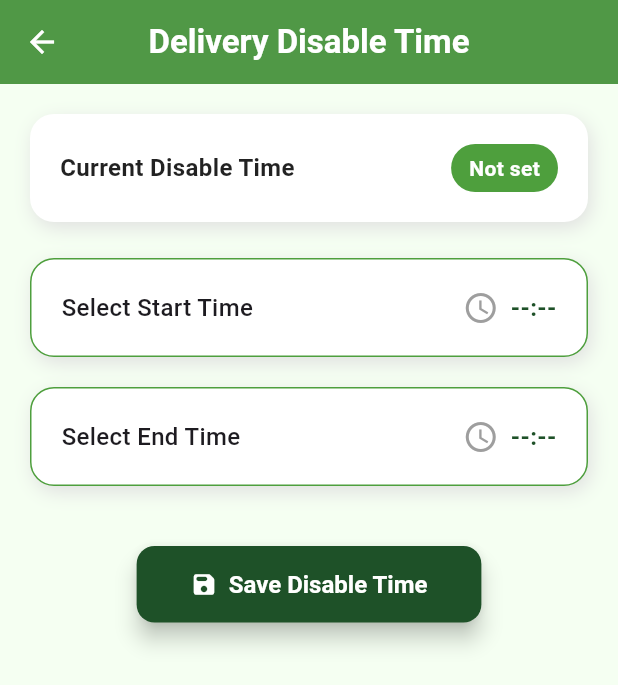
After one commit to MuthuCapz/Eqcart_Admin, a Flutter app: the HomePage screen opened directly, after a tap on "Delivery Disble time", on a phone screen of 412 x 824 dp. The commit adds this screen. Shown: the top 685 px of the screen. Run offline on Flutter 3.47's test engine with Material 3 defaults, Android fonts, the phone set to English and light mode, and no system bars; our stand-ins replace cloud_firestore, csv, file_picker, firebase_auth, firebase_core, firebase_storage and 8 more; missing offline and left inert: encrypt, firebase_app_check; accounts and stored records are empty.

Commit message:
delivery disable time implemented

```diff
--- /dev/null
+++ b/lib/Delivery_Disble/delivery_disable_time_ui.dart
@@ -0,0 +1,156 @@
+import 'package:flutter/material.dart';
+import '../utils/colors.dart';
+
+class DeliveryDisableTimeUI extends StatelessWidget {
+  final TimeOfDay? startTime;
+  final TimeOfDay? endTime;
+  final String Function(TimeOfDay?) formatTime;
+  final void Function(bool isStart) onPickTime;
+  final VoidCallback onSave;
+
+  const DeliveryDisableTimeUI({
+    super.key,
+    required this.startTime,
+    required this.endTime,
+    required this.formatTime,
+    required this.onPickTime,
+    required this.onSave,
+  });
+
+  @override
+  Widget build(BuildContext context) {
+    return Scaffold(
+      backgroundColor: AppColors.backgroundColor,
+      appBar: AppBar(
+        backgroundColor: AppColors.secondaryColor,
+        iconTheme: const IconThemeData(color: Colors.white),
+        title: const Text('Delivery Disable Time',
+            style: TextStyle(color: Colors.white, fontWeight: FontWeight.bold)),
+        centerTitle: true,
+        elevation: 4,
+      ),
+      body: SingleChildScrollView(
+        padding: const EdgeInsets.all(20),
+        child: Column(
+          crossAxisAlignment: CrossAxisAlignment.start,
+          children: [
+            // Current Time Display
+            Container(
+              padding: const EdgeInsets.all(20),
+              margin: const EdgeInsets.only(bottom: 24),
+              decoration: BoxDecoration(
+                color: Colors.white,
+                borderRadius: BorderRadius.circular(16),
+                boxShadow: [
+                  BoxShadow(
+                    color: Colors.grey.shade300,
+                    blurRadius: 10,
+                    offset: const Offset(2, 4),
+                  )
+                ],
+              ),
+              child: Row(
+                mainAxisAlignment: MainAxisAlignment.spaceBetween,
+                children: [
+                  const Text("Current Disable Time",
+                      style: TextStyle(
+                          fontSize: 16,
+                          fontWeight: FontWeight.w600,
+                          color: Colors.black87)),
+                  Container(
+                    padding:
+                        const EdgeInsets.symmetric(horizontal: 12, vertical: 6),
+                    decoration: BoxDecoration(
+                      color: AppColors.secondaryColor,
+                      borderRadius: BorderRadius.circular(20),
+                    ),
+                    child: Text(
+                      (startTime != null && endTime != null)
+                          ? "${formatTime(startTime)} → ${formatTime(endTime)}"
+                          : "Not set",
+                      style: const TextStyle(
+                          color: Colors.white, fontWeight: FontWeight.bold),
+                    ),
+                  ),
+                ],
+              ),
+            ),
+
+            // Start Time
+            GestureDetector(
+              onTap: () => onPickTime(true),
+              child:
+                  _timePickerCard("Select Start Time", formatTime(startTime)),
+            ),
+
+            // End Time
+            GestureDetector(
+              onTap: () => onPickTime(false),
+              child: _timePickerCard("Select End Time", formatTime(endTime)),
+            ),
+
+            const SizedBox(height: 20),
+
+            // Save Button
+            Center(
+              child: ElevatedButton.icon(
+                onPressed: onSave,
+                icon: const Icon(Icons.save_rounded),
+                label: const Text("Save Disable Time"),
+                style: ElevatedButton.styleFrom(
+                  backgroundColor: AppColors.primaryColor,
+                  foregroundColor: Colors.white,
+                  padding:
+                      const EdgeInsets.symmetric(horizontal: 36, vertical: 16),
+                  textStyle: const TextStyle(
+                      fontSize: 16, fontWeight: FontWeight.w600),
+                  shape: RoundedRectangleBorder(
+                      borderRadius: BorderRadius.circular(12)),
+                  elevation: 6,
+                ),
+              ),
+            ),
+          ],
+        ),
+      ),
+    );
+  }
+
+  Widget _timePickerCard(String label, String time) {
+    return Container(
+      padding: const EdgeInsets.all(20),
+      margin: const EdgeInsets.only(bottom: 20),
+      decoration: BoxDecoration(
+        color: Colors.white,
+        border: Border.all(color: AppColors.secondaryColor, width: 1),
+        borderRadius: BorderRadius.circular(16),
+        boxShadow: [
+          BoxShadow(
+            color: Colors.grey.shade300,
+            blurRadius: 10,
+            offset: const Offset(2, 4),
+          )
+        ],
+      ),
+      child: Row(
+        mainAxisAlignment: MainAxisAlignment.spaceBetween,
+        children: [
+          Text(label,
+              style:
+                  const TextStyle(fontSize: 16, fontWeight: FontWeight.w500)),
+          Row(
+            children: [
+              const Icon(Icons.access_time, color: Colors.grey),
+              const SizedBox(width: 8),
+              Text(time,
+                  style: TextStyle(
+                      fontSize: 16,
+                      fontWeight: FontWeight.bold,
+                      color: AppColors.primaryColor)),
+            ],
+          ),
+        ],
+      ),
+    );
+  }
+}
--- /dev/null
+++ b/lib/Delivery_Disble/delivery_disble_time.dart
@@ -0,0 +1,136 @@
+import 'package:cloud_firestore/cloud_firestore.dart';
+import 'package:flutter/material.dart';
+import 'package:intl/intl.dart';
+import 'delivery_disable_time_ui.dart';
+
+class DeliveryDisableTime extends StatefulWidget {
+  const DeliveryDisableTime({super.key});
+
+  @override
+  State<DeliveryDisableTime> createState() => _DeliveryDisableTimeState();
+}
+
+class _DeliveryDisableTimeState extends State<DeliveryDisableTime> {
+  TimeOfDay? startTime;
+  TimeOfDay? endTime;
+
+  final String docId = 'delivery_time';
+
+  @override
+  void initState() {
+    super.initState();
+    fetchData();
+  }
+
+  void fetchData() {
+    FirebaseFirestore.instance
+        .collection('deliver_disble_time')
+        .doc(docId)
+        .snapshots()
+        .listen((doc) {
+      if (doc.exists) {
+        final data = doc.data();
+        if (data != null) {
+          if (data['start_time'] != null) {
+            final parts = (data['start_time'] as String).split(':');
+            startTime = TimeOfDay(
+              hour: int.parse(parts[0]),
+              minute: int.parse(parts[1]),
+            );
+          }
+          if (data['end_time'] != null) {
+            final parts = (data['end_time'] as String).split(':');
+            endTime = TimeOfDay(
+              hour: int.parse(parts[0]),
+              minute: int.parse(parts[1]),
+            );
+          }
+          setState(() {});
+        }
+      }
+    });
+  }
+
+  Future<void> pickTime(bool isStart) async {
+    final TimeOfDay initialTime =
+        isStart ? (startTime ?? TimeOfDay.now()) : (endTime ?? TimeOfDay.now());
+
+    final TimeOfDay? picked = await showTimePicker(
+      context: context,
+      initialTime: initialTime,
+      initialEntryMode: TimePickerEntryMode.input,
+      builder: (BuildContext context, Widget? child) {
+        return MediaQuery(
+          data: MediaQuery.of(context).copyWith(alwaysUse24HourFormat: false),
+          child: child!,
+        );
+      },
+    );
+
+    if (picked != null) {
+      setState(() {
+        if (isStart) {
+          startTime = picked;
+        } else {
+          endTime = picked;
+        }
+      });
+    }
+  }
+
+  String formatTime(TimeOfDay? time) {
+    if (time == null) return "--:--";
+    final now = DateTime.now();
+    final dt = DateTime(now.year, now.month, now.day, time.hour, time.minute);
+    return DateFormat.jm().format(dt);
+  }
+
+  void saveTime() async {
+    if (startTime == null || endTime == null) {
+      ScaffoldMessenger.of(context).showSnackBar(
+        const SnackBar(content: Text('Please select both start and end time')),
+      );
+      return;
+    }
+
+    final startMinutes = startTime!.hour * 60 + startTime!.minute;
+    final endMinutes = endTime!.hour * 60 + endTime!.minute;
+    final diff = (endMinutes - startMinutes + 1440) % 1440;
+
+    if (diff < 300) {
+      ScaffoldMessenger.of(context).showSnackBar(
+        const SnackBar(content: Text('Minimum gap must be 5 hours')),
+      );
+      return;
+    }
+
+    final docRef =
+        FirebaseFirestore.instance.collection('deliver_disble_time').doc(docId);
+
+    final now = DateTime.now();
+    final doc = await docRef.get();
+    final isFirst = !doc.exists;
+
+    await docRef.set({
+      'start_time':
+          '${startTime!.hour.toString().padLeft(2, '0')}:${startTime!.minute.toString().padLeft(2, '0')}',
+      'end_time':
+          '${endTime!.hour.toString().padLeft(2, '0')}:${endTime!.minute.toString().padLeft(2, '0')}',
+      if (isFirst) 'created_at': now,
+      'updated_at': now,
+    }, SetOptions(merge: true));
+
+    Navigator.pop(context);
+  }
+
+  @override
+  Widget build(BuildContext context) {
+    return DeliveryDisableTimeUI(
+      startTime: startTime,
+      endTime: endTime,
+      formatTime: formatTime,
+      onPickTime: pickTime,
+      onSave: saveTime,
+    );
+  }
+}
--- a/lib/Home/home_page.dart
+++ b/lib/Home/home_page.dart
@@ -1,6 +1,7 @@
 import 'package:flutter/material.dart';
 import '../../../utils/colors.dart';
 import '../Banner/add_banner_page.dart';
+import '../Delivery_Disble/delivery_disble_time.dart';
 import '../Main_Category/main_category_page.dart';
 import '../Main_Category/main_category_tab.dart';
 import '../Profile/profile_page.dart';
@@ -81,6 +82,8 @@ class HomePage extends StatelessWidget {
               children: [
                 _buildBox(context, Icons.list_alt_sharp, "Main Category",
                     MainCategoryTabPage()),
+                _buildBox(context, Icons.timer_off_outlined,
+                    "Delivery Disble time", DeliveryDisableTime()),
               ],
             ),
           ],
```
